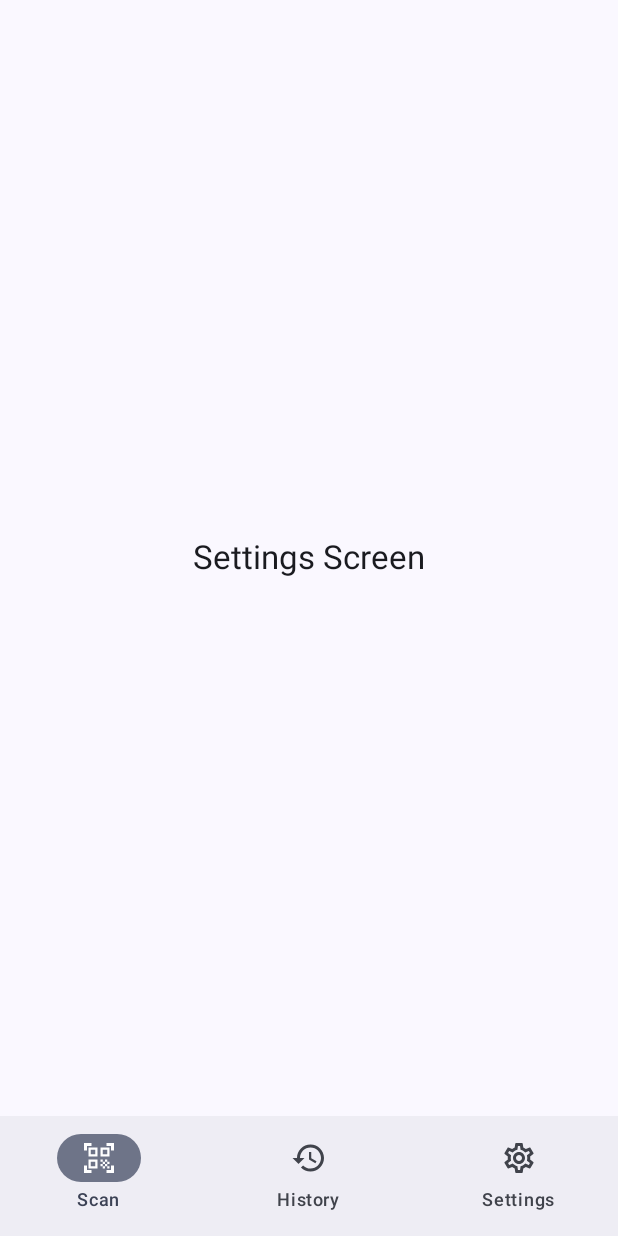
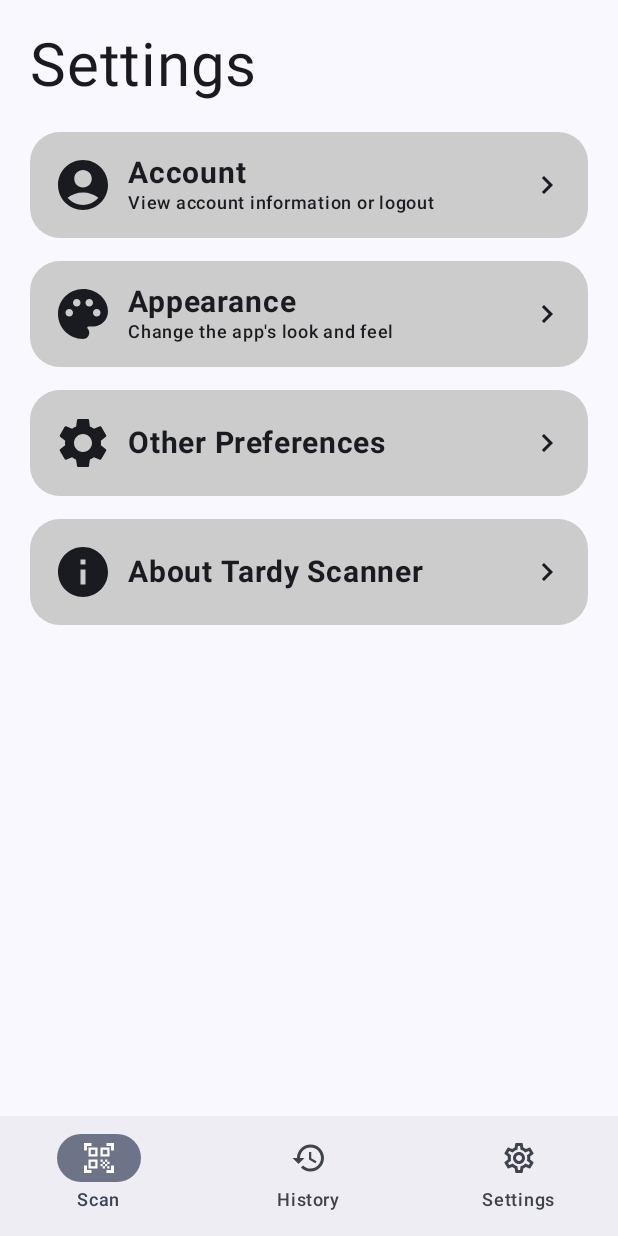
Before and after one commit to unovil/qrid-android, an Android app built with Jetpack Compose: the settings_route screen opened through its navigation route, on a phone screen of 412 x 824 dp. Run offline under Robolectric (Android 15) with nearby library versions, the phone set to English and light mode, and no system bars.

Commit message:
added main settings pills

```diff
--- a/app/src/main/java/com/unovil/tardyscan/screens/SettingsScreen.kt
+++ b/app/src/main/java/com/unovil/tardyscan/screens/SettingsScreen.kt
@@ -1,37 +1,143 @@
 package com.unovil.tardyscan.screens
 
+import android.widget.Toast
 import androidx.compose.foundation.layout.Arrangement
 import androidx.compose.foundation.layout.Column
+import androidx.compose.foundation.layout.Row
+import androidx.compose.foundation.layout.Spacer
+import androidx.compose.foundation.layout.fillMaxHeight
 import androidx.compose.foundation.layout.fillMaxSize
+import androidx.compose.foundation.layout.fillMaxWidth
+import androidx.compose.foundation.layout.height
 import androidx.compose.foundation.layout.padding
+import androidx.compose.foundation.layout.size
+import androidx.compose.foundation.shape.RoundedCornerShape
+import androidx.compose.material.icons.Icons
+import androidx.compose.material.icons.filled.AccountCircle
+import androidx.compose.material.icons.filled.ChevronRight
+import androidx.compose.material.icons.filled.Info
+import androidx.compose.material.icons.filled.Palette
+import androidx.compose.material.icons.filled.Settings
+import androidx.compose.material3.AlertDialog
+import androidx.compose.material3.Icon
 import androidx.compose.material3.MaterialTheme
+import androidx.compose.material3.Shapes
 import androidx.compose.material3.Surface
 import androidx.compose.material3.Text
 import androidx.compose.runtime.Composable
 import androidx.compose.ui.Alignment
 import androidx.compose.ui.Modifier
+import androidx.compose.ui.graphics.Color
+import androidx.compose.ui.graphics.RectangleShape
+import androidx.compose.ui.graphics.vector.ImageVector
+import androidx.compose.ui.platform.LocalContext
+import androidx.compose.ui.text.font.FontWeight
+import androidx.compose.ui.tooling.preview.Preview
 import androidx.compose.ui.unit.dp
+import androidx.compose.ui.unit.sp
 import androidx.navigation.NavController
+import androidx.navigation.compose.rememberNavController
 import com.unovil.tardyscan.ui.theme.TardyScannerTheme
 
 @Composable
-fun SettingsScreen(navController: NavController) {
+@Preview
+fun SettingsScreen(navController: NavController = rememberNavController()) {
     TardyScannerTheme {
         Surface(
             modifier = Modifier.fillMaxSize(),
             color = MaterialTheme.colorScheme.background
         ) {
             Column (
-                modifier = Modifier.fillMaxSize().padding(15.dp),
-                horizontalAlignment = Alignment.CenterHorizontally,
-                verticalArrangement = Arrangement.Center
+                modifier = Modifier.fillMaxSize().padding(20.dp),
+                horizontalAlignment = Alignment.Start,
+                verticalArrangement = Arrangement.Top
             ) {
+                val toast = Toast.makeText(LocalContext.current, "Account pressed", Toast.LENGTH_SHORT)
                 Text(
-                    "Settings Screen",
-                    style = MaterialTheme.typography.titleLarge,
-                    modifier = Modifier.padding(20.dp)
+                    "Settings",
+                    fontSize = 40.sp
+                )
+                Spacer(modifier = Modifier.height(20.dp))
+                SettingsMainItem(
+                    mainLabel = "Account",
+                    subLabel = "View account information or logout",
+                    icon = Icons.Default.AccountCircle
+                ) {
+                    toast.show()
+                }
+                SettingsMainItem(
+                    mainLabel = "Appearance",
+                    subLabel = "Change the app's look and feel",
+                    icon = Icons.Default.Palette
+                ) {}
+                SettingsMainItem(
+                    mainLabel = "Other Preferences",
+                    icon = Icons.Default.Settings
+                ) {}
+                SettingsMainItem(
+                    mainLabel = "About Tardy Scanner",
+                    icon = Icons.Default.Info
+                ) {}
+            }
+        }
+    }
+}
+
+@Composable
+fun SettingsMainItem(mainLabel: String, subLabel: String? = null, icon: ImageVector, onClick: () -> Unit) {
+    TardyScannerTheme {
+        Surface(
+            shape = RoundedCornerShape(20.dp),
+            modifier = Modifier.fillMaxWidth().padding(bottom = 15.dp),
+            onClick = onClick,
+            color = Color.LightGray
+        ) {
+            Row(
+                modifier = Modifier.fillMaxWidth().padding(vertical = 15.dp, horizontal = 15.dp),
+                horizontalArrangement = Arrangement.SpaceBetween,
+                verticalAlignment = Alignment.CenterVertically
+            ) {
+                Row(
+                    verticalAlignment = Alignment.CenterVertically
+                ) {
+                    Icon(
+                        icon,
+                        modifier = Modifier.size(40.dp),
+                        contentDescription = mainLabel
+                    )
+                    Spacer(modifier = Modifier.size(10.dp))
+                    Column(
+                        horizontalAlignment = Alignment.Start,
+                        verticalArrangement = Arrangement.Center
+                    ) {
+                        Text(
+                            mainLabel,
+                            fontSize = 20.sp,
+                            fontWeight = FontWeight.Bold
+                        )
+                        if (subLabel != null && subLabel.isNotEmpty()) Text(
+                            subLabel,
+                            style = MaterialTheme.typography.labelMedium
+                        )
+                    }
+                }
+                Icon(
+                    Icons.Default.ChevronRight,
+                    contentDescription = "View setting"
                 )
             }
         }
     }
 }
+
+@Composable
+@Preview
+fun SettingsMainItemPreview() {
+    SettingsMainItem(
+        mainLabel = "Account",
+        subLabel = "View account information or logout",
+        icon = Icons.Default.AccountCircle
+    ) {
+
+    }
+}
```
